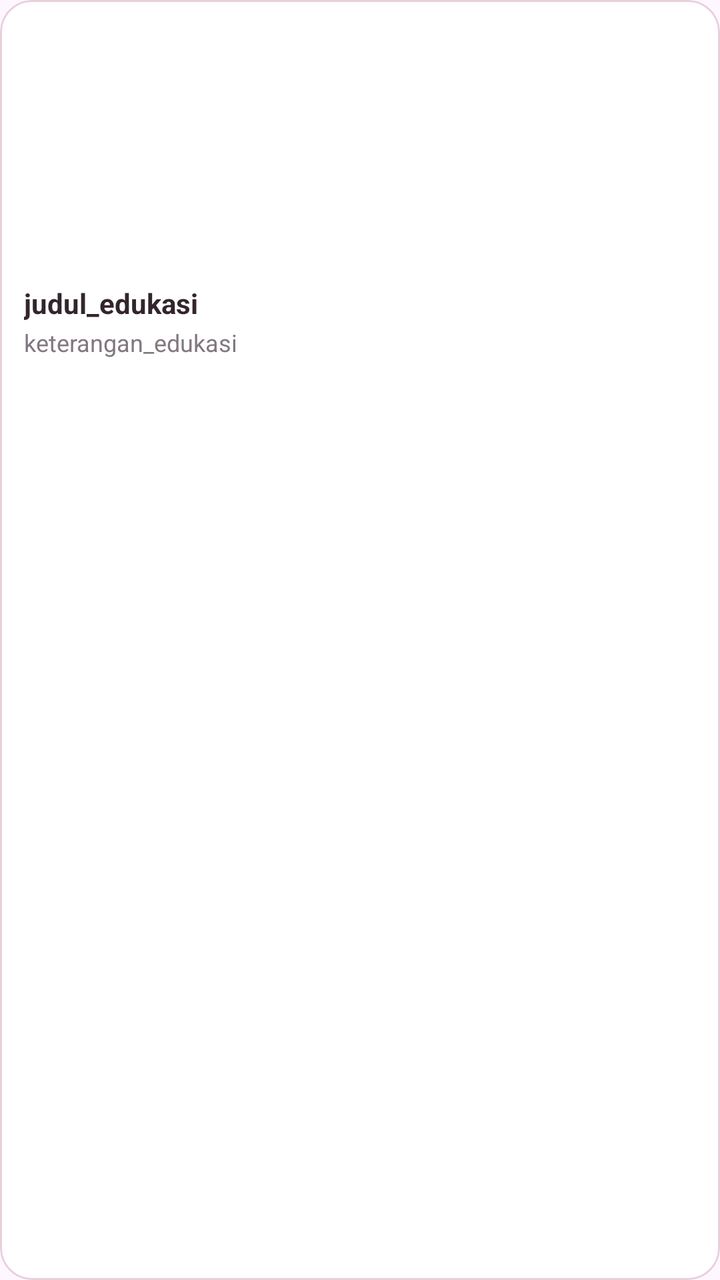
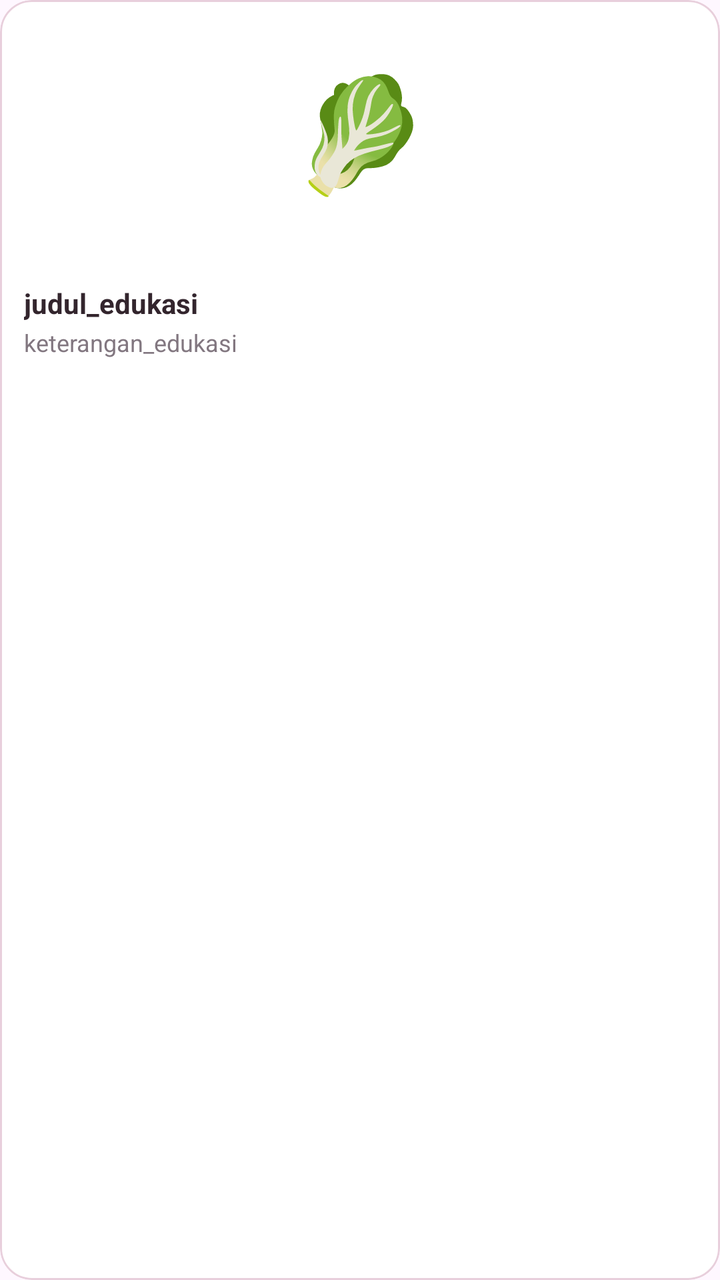

Screens rendered from an Android XML layout before and after an edit, with the pre-edit source and the edit as a unified diff.
<!-- AndroidManifest.xml: application theme Theme.Mutia -->
<!-- res/layout/item_edukasi.xml -->
<?xml version="1.0" encoding="utf-8"?>
<com.google.android.material.card.MaterialCardView
    xmlns:android="http://schemas.android.com/apk/res/android"
    xmlns:app="http://schemas.android.com/apk/res-auto"
    android:layout_width="match_parent"
    android:layout_height="wrap_content"
    android:layout_margin="6dp"
    android:clickable="true"
    android:focusable="true"
    app:cardBackgroundColor="#FFFFFF"
    app:cardCornerRadius="16dp"
    app:cardElevation="0dp"
    app:strokeColor="#E8CFDC"
    app:strokeWidth="1dp">

    <LinearLayout
        android:layout_width="match_parent"
        android:layout_height="wrap_content"
        android:orientation="vertical">

        <ImageView
            android:id="@+id/imgEdukasi"
            android:layout_width="match_parent"
            android:layout_height="130dp"
            android:contentDescription="Gambar edukasi"
            android:scaleType="centerCrop" />

        <LinearLayout
            android:layout_width="match_parent"
            android:layout_height="wrap_content"
            android:orientation="vertical"
            android:padding="12dp">

            <TextView
                android:id="@+id/tvEdukasiTitle"
                android:layout_width="match_parent"
                android:layout_height="wrap_content"
                android:ellipsize="end"
                android:maxLines="1"
                android:text="judul_edukasi"
                android:textColor="#33252D"
                android:textSize="14sp"
                android:textStyle="bold" />

            <TextView
                android:id="@+id/tvEdukasiSubtitle"
                android:layout_width="match_parent"
                android:layout_height="wrap_content"
                android:layout_marginTop="2dp"
                android:ellipsize="end"
                android:maxLines="2"
                android:minLines="2"
                android:text="keterangan_edukasi"
                android:textColor="#827780"
                android:textSize="12sp" />

        </LinearLayout>
    </LinearLayout>
</com.google.android.material.card.MaterialCardView>
<!-- resources referenced by this layout -->
<resources>
  <style name="Theme.Mutia" parent="Base.Theme.Mutia" />
  <style name="Base.Theme.Mutia" parent="Theme.Material3.DayNight.NoActionBar">
          
          
      </style>
</resources>

<!-- the commit's change to res/layout/item_edukasi.xml (unified diff, before → after) -->
@@ -18,12 +18,19 @@
         android:layout_height="wrap_content"
         android:orientation="vertical">
 
-        <ImageView
-            android:id="@+id/imgEdukasi"
+        <FrameLayout
+            android:id="@+id/layoutGambar"
             android:layout_width="match_parent"
-            android:layout_height="130dp"
-            android:contentDescription="Gambar edukasi"
-            android:scaleType="centerCrop" />
+            android:layout_height="130dp">
+
+            <TextView
+                android:id="@+id/tvEdukasiEmoji"
+                android:layout_width="wrap_content"
+                android:layout_height="wrap_content"
+                android:layout_gravity="center"
+                android:text="🥬"
+                android:textSize="56sp" />
+        </FrameLayout>
 
         <LinearLayout
             android:layout_width="match_parent"
